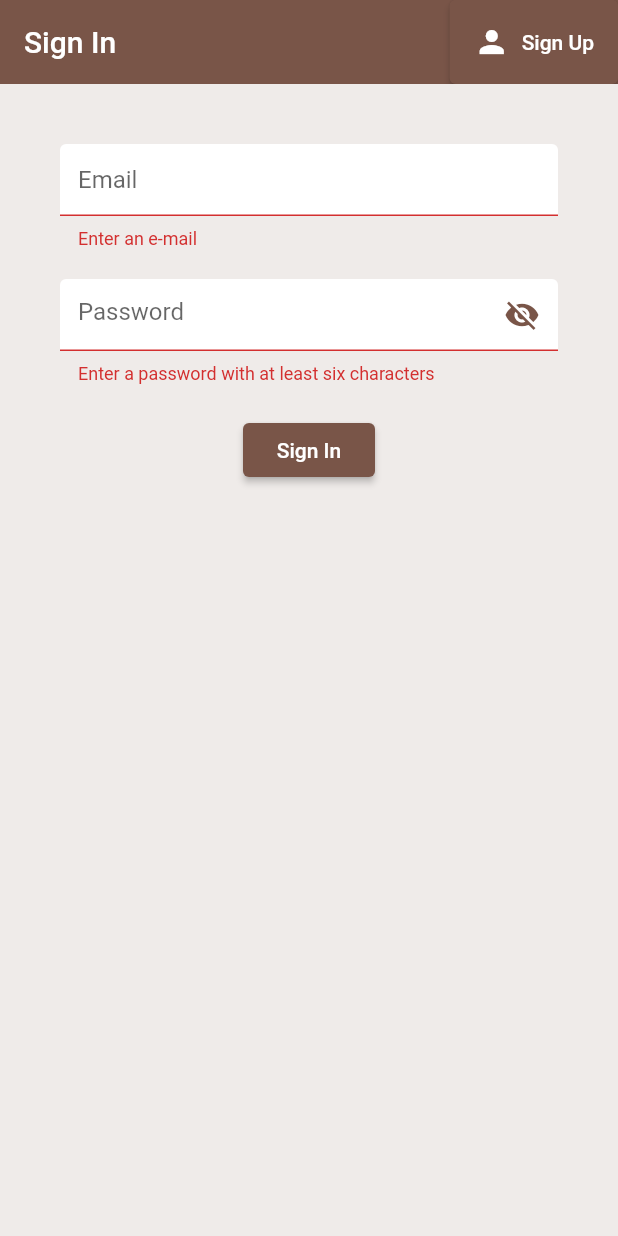
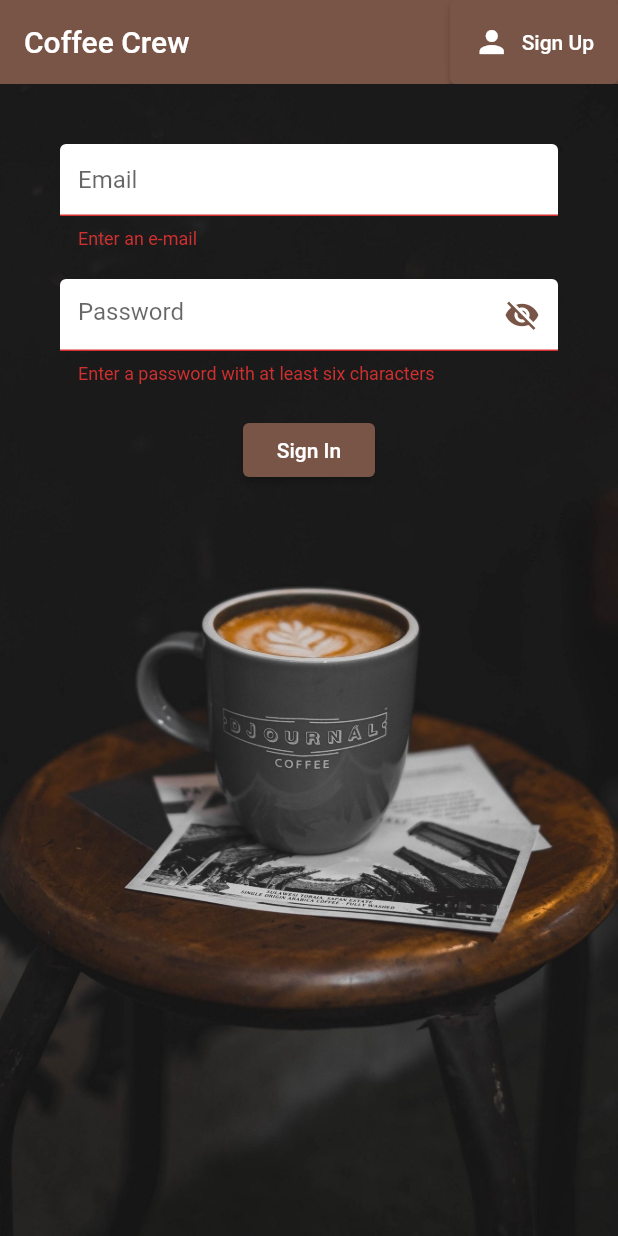
Before and after one commit to seaque/coffee-crew, a Flutter app: the screen it shows after launch, after a tap on "Sign In", on a phone screen of 412 x 824 dp. Run offline on Flutter 3.47's test engine with Material 2 defaults, Android fonts, the phone set to English and light mode, and no system bars; our stand-ins replace cloud_firestore, firebase_auth, firebase_core, flutter_spinkit; accounts and stored records are empty.

Commit message:
Changes to sign in page

```diff
--- a/lib/main.dart
+++ b/lib/main.dart
@@ -2,12 +2,14 @@ import 'package:brew_crew/screens/wrapper.dart';
 import 'package:brew_crew/services/auth.dart';
 import 'package:firebase_core/firebase_core.dart';
 import 'package:flutter/material.dart';
+import 'package:flutter/services.dart';
 import 'package:provider/provider.dart';
 import 'models/myuser.dart';
 
 void main() async {
   WidgetsFlutterBinding.ensureInitialized();
   await Firebase.initializeApp();
+  SystemChrome.setEnabledSystemUIMode(SystemUiMode.immersive);
   runApp(const MyApp());
 }
 
@@ -20,8 +22,9 @@ class MyApp extends StatelessWidget {
     return StreamProvider<MyUser?>.value(
       value: AuthService().user,
       initialData: null,
-      catchError: (_,__) {},
+      catchError: (_, __) {},
       child: const MaterialApp(
+        debugShowCheckedModeBanner: false,
         home: Wrapper(),
       ),
     );
--- a/lib/screens/authenticate/sign_in.dart
+++ b/lib/screens/authenticate/sign_in.dart
@@ -31,7 +31,7 @@ class _SignInState extends State<SignIn> {
             appBar: AppBar(
               backgroundColor: Colors.brown[500],
               elevation: 0.0,
-              title: const Text('Sign In'),
+              title: const Text('Coffee Crew'),
               actions: <Widget>[
                 ElevatedButton.icon(
                   style: flatButtonStyleBrown,
@@ -44,6 +44,12 @@ class _SignInState extends State<SignIn> {
               ],
             ),
             body: Container(
+              decoration: const BoxDecoration(
+                image: DecorationImage(
+                  image: AssetImage('assets/images/sign_in_bg.jpg'),
+                  fit: BoxFit.cover
+                )
+              ),
                 padding: const EdgeInsets.symmetric(vertical: 20.0, horizontal: 40.0),
                 child: Form(
                     key: _formKey,
@@ -101,7 +107,9 @@ class _SignInState extends State<SignIn> {
                           style: const TextStyle(color: Colors.red, fontSize: 12.0),
                         ),
                       ],
-                    ))),
+                    )
+                )
+            ),
           );
   }
 }
```
Also changed, not shown: assets/images/sign_in_bg.jpg (added).
